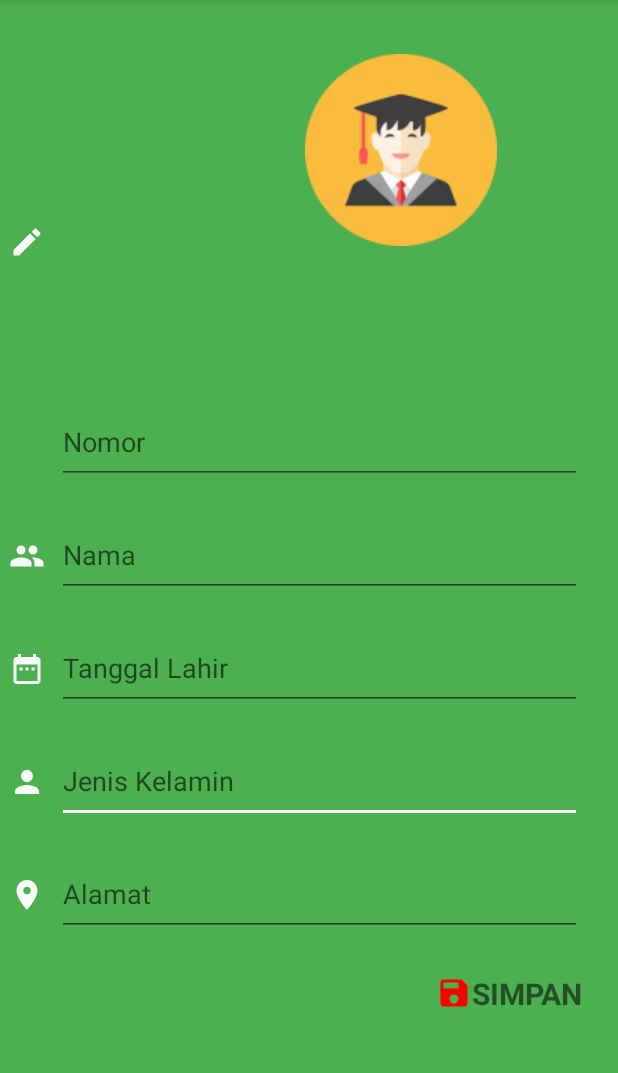
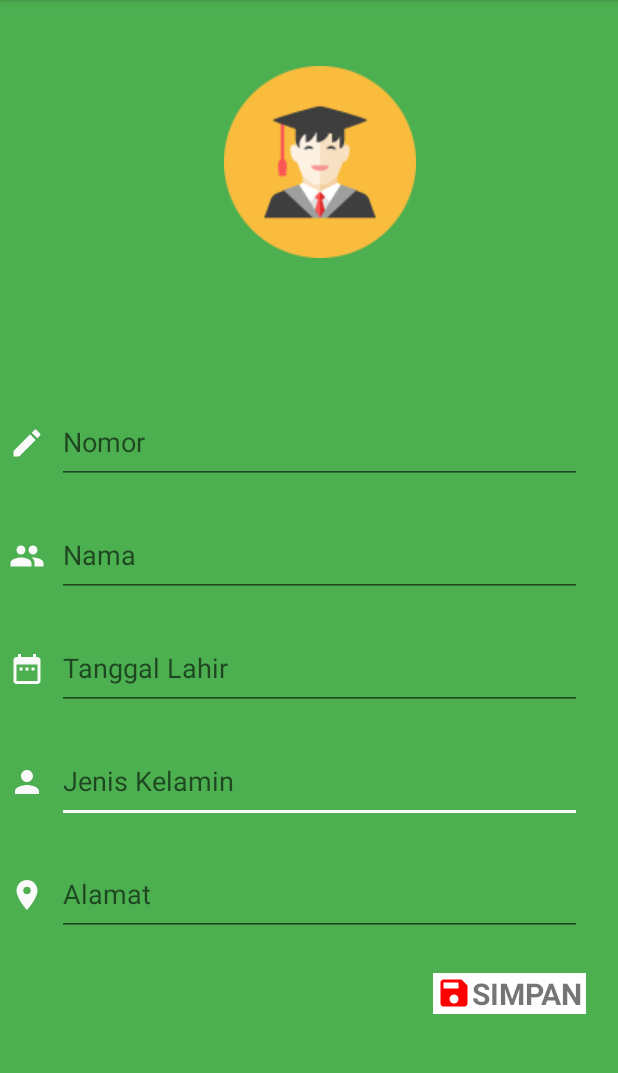
Before and after one commit to Farhan-ns/CRUDMahasiswa, an Android app: the UpdateDataActivty screen opened directly, with no data from a screen before it, on a phone screen of 412 x 824 dp, the part 84-1157 px from its top. Run offline under Robolectric (Android 15) with nearby library versions, the phone set to English and light mode, and no system bars.

Commit message:
ngasal weh naon

```diff
--- a/app/src/main/res/layout/activity_update_data_activty.xml
+++ b/app/src/main/res/layout/activity_update_data_activty.xml
@@ -31,7 +31,8 @@
         android:layout_marginEnd="8dp"
         app:layout_constraintBottom_toBottomOf="@+id/tfNomorInput"
         app:layout_constraintEnd_toStartOf="@+id/tfNomorInput"
-        app:layout_constraintTop_toTopOf="parent"
+        app:layout_constraintTop_toTopOf="@+id/tfNomorInput"
+        app:layout_constraintVertical_bias="0.516"
         app:srcCompat="@drawable/ic_create_black_24dp" />
 
     <EditText
@@ -114,6 +115,16 @@
         app:layout_constraintHorizontal_bias="0.0"
         app:layout_constraintStart_toStartOf="@+id/tfInputNama" />
 
+    <View
+        android:id="@+id/view"
+        android:layout_width="102dp"
+        android:layout_height="27dp"
+        android:background="#FFFFFF"
+        app:layout_constraintBottom_toBottomOf="@+id/textUpdate"
+        app:layout_constraintEnd_toEndOf="@+id/textUpdate"
+        app:layout_constraintStart_toStartOf="@+id/textUpdate"
+        app:layout_constraintTop_toTopOf="@+id/textUpdate" />
+
     <ImageView
         android:id="@+id/imageView19"
         android:layout_width="wrap_content"
@@ -138,11 +149,9 @@
         android:id="@+id/imageView20"
         android:layout_width="wrap_content"
         android:layout_height="wrap_content"
-        android:layout_marginStart="160dp"
-        android:layout_marginTop="36dp"
+        android:layout_marginTop="44dp"
         app:layout_constraintEnd_toEndOf="@+id/tfNomorInput"
-        app:layout_constraintHorizontal_bias="0.432"
-        app:layout_constraintStart_toStartOf="parent"
+        app:layout_constraintStart_toStartOf="@+id/tfNomorInput"
         app:layout_constraintTop_toTopOf="parent"
         app:srcCompat="@drawable/student1" />
 
@@ -171,4 +180,5 @@
         app:layout_constraintEnd_toEndOf="parent"
         app:layout_constraintHorizontal_bias="0.949"
         app:layout_constraintStart_toStartOf="parent" />
+
 </androidx.constraintlayout.widget.ConstraintLayout>
```
